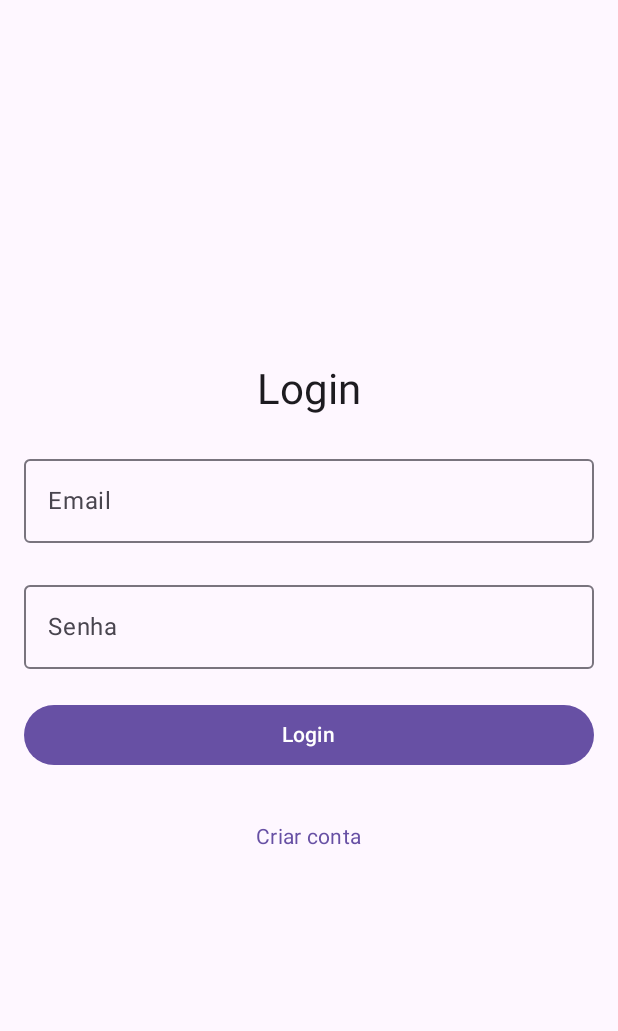
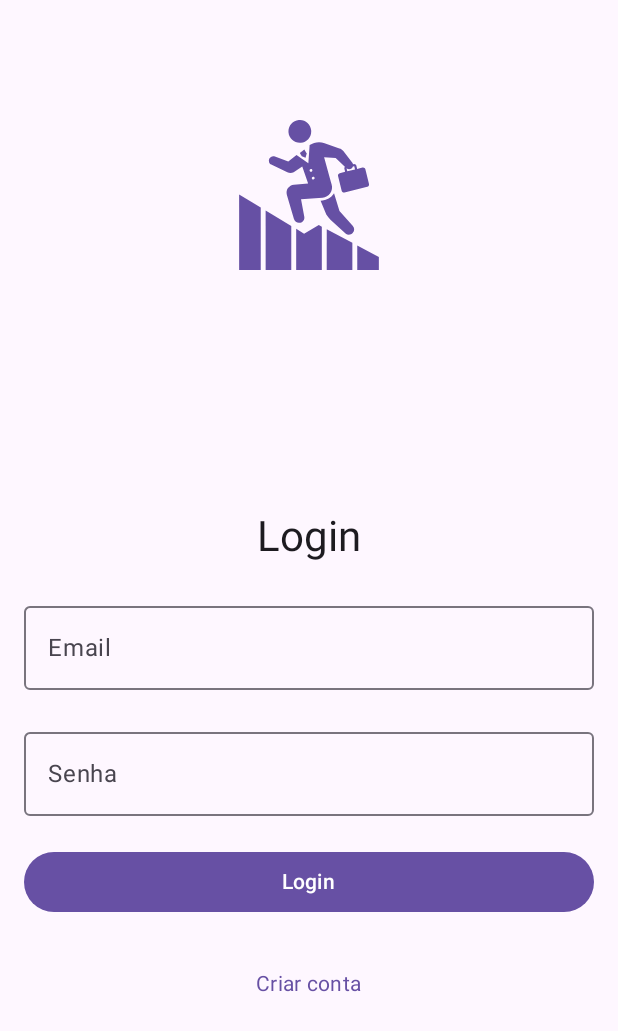
Before and after one commit to hartmannjean/kotlin-firebase-login-graphic, an Android app built with Jetpack Compose: the screen it shows after launch (MainActivity), on a phone screen of 412 x 824 dp. Shown: the top 1031 px of the screen. Run offline under Robolectric (Android 15) with nearby library versions, the phone set to English and light mode, and no system bars; our stand-ins replace Firebase (no records; nobody signed in at launch, a user with empty details on screens opened directly).

Commit message:
Added Logo on LoginScreen

```diff
--- a/app/src/main/java/com/example/engsftwgraph/view/Login.kt
+++ b/app/src/main/java/com/example/engsftwgraph/view/Login.kt
@@ -1,14 +1,19 @@
 package com.example.engsftwgraph.view
 
+import androidx.compose.foundation.Image
 import androidx.compose.foundation.layout.*
 import androidx.compose.material3.*
 import androidx.compose.runtime.*
 import androidx.compose.ui.Alignment
 import androidx.compose.ui.Modifier
+import androidx.compose.ui.graphics.Color
+import androidx.compose.ui.graphics.ColorFilter
 import androidx.compose.ui.platform.LocalContext
+import androidx.compose.ui.res.painterResource
 import androidx.compose.ui.unit.dp
 import androidx.lifecycle.viewmodel.compose.viewModel
 import androidx.navigation.NavController
+import com.example.engsftwgraph.R
 import com.example.engsftwgraph.navigation.AppRoutes
 import com.example.engsftwgraph.ui.components.EmailField
 import com.example.engsftwgraph.ui.components.LoginButton
@@ -42,18 +47,23 @@ fun LoginScreen(
         Column(
             modifier = Modifier
                 .fillMaxSize()
-                .padding(16.dp)
+                .padding(top = 80.dp, start = 16.dp, end = 16.dp)
                 .padding(paddingValues),
             horizontalAlignment = Alignment.CenterHorizontally,
-            verticalArrangement = Arrangement.spacedBy(20.dp, Alignment.CenterVertically)
+            verticalArrangement = Arrangement.spacedBy(20.dp, Alignment.Top)
         ) {
+            Image(
+                painter = painterResource(id = R.drawable.logo),
+                contentDescription = "Logo",
+                modifier = Modifier.size(100.dp),
+                colorFilter = ColorFilter.tint(Color(0xFF6650a4))
+            )
+            Spacer(modifier = Modifier.height(120.dp))
             TitleText()
 
             EmailField(email) { email = it }
 
-            PasswordField(password = password,
-                { password = it }
-            )
+            PasswordField(password = password, { password = it })
 
             LoginButton(
                 isLoading = isLoading,
--- /dev/null
+++ b/app/src/main/res/drawable/logo.xml
@@ -0,0 +1,33 @@
+<vector xmlns:android="http://schemas.android.com/apk/res/android"
+    android:width="800dp"
+    android:height="800dp"
+    android:viewportWidth="512"
+    android:viewportHeight="512">
+  <path
+      android:pathData="M239.27,387.89l-27.02,-16.31l0,140.42l87.51,0l0,-147.93l-10.29,-5.46z"
+      android:fillColor="#000000"/>
+  <path
+      android:pathData="M316.49,512l87.5,0l0,-92.63l-87.5,-46.43z"
+      android:fillColor="#000000"/>
+  <path
+      android:pathData="M420.73,428.26l0,83.74l73.73,0l0,-44.62z"
+      android:fillColor="#000000"/>
+  <path
+      android:pathData="M108.01,512l87.5,0l0,-150.52l-87.5,-52.83z"
+      android:fillColor="#000000"/>
+  <path
+      android:pathData="M17.54,512l73.73,0l0,-213.46l-73.73,-44.52z"
+      android:fillColor="#000000"/>
+  <path
+      android:pathData="M228.32,77.51c21.36,-1.99 37.07,-20.92 35.08,-42.28c-1.98,-21.34 -20.9,-37.05 -42.27,-35.07c-21.34,1.98 -37.06,20.9 -35.07,42.27C188.04,63.79 206.96,79.49 228.32,77.51z"
+      android:fillColor="#000000"/>
+  <path
+      android:pathData="M360,310.9l-18.55,-61.04c-0.76,1.32 -1.53,2.65 -2.4,3.91c-8.49,12.21 -21.84,20 -36.65,21.37l-6.82,0.47l19.45,47.16c4.13,6.83 9.22,13.02 15.14,18.39l50.57,45.92c7.13,6.2 17.92,5.61 24.35,-1.33l0.46,-0.47c6.41,-6.93 6.18,-17.68 -0.5,-24.33L360,310.9z"
+      android:fillColor="#000000"/>
+  <path
+      android:pathData="M231.32,123.34l12.94,5.2l3.84,-14.15l-7.99,-13.6l-15.25,11.54z"
+      android:fillColor="#000000"/>
+  <path
+      android:pathData="M226,350.6l0.69,-0.16c9.17,-2.27 14.98,-11.27 13.25,-20.54l-11.14,-59.76l73.46,-5.1c10.54,-0.74 20.2,-6.21 26.23,-14.89c6.04,-8.69 7.8,-19.64 4.81,-29.79l-2.76,-9.36l-22.97,-83.66l39.38,2.12l31.47,30.32c-1.52,1.86 -2.28,4.28 -1.67,6.8l2.57,10.42l-18.3,4.52c-4.33,1.05 -6.97,5.43 -5.9,9.76l12.32,50c1.08,4.34 5.45,6.98 9.77,5.92l77.66,-19.15c4.34,-1.08 6.98,-5.46 5.91,-9.8l-12.33,-49.99c-1.06,-4.32 -5.44,-6.98 -9.77,-5.92l-18.3,4.52l-2.57,-10.4c-1.05,-4.22 -5.32,-6.81 -9.55,-5.77l-1.91,0.47c-0.43,-1.77 -1.22,-3.49 -2.39,-5.03l-30.79,-40.37c-3.32,-4.35 -8.05,-7.41 -13.37,-8.65l-50.64,-18.12c-17.13,-6.13 -36.05,-3.55 -50.99,6.62l-4.39,62.31l-40.33,-28.24l-28.15,21.6l-45.55,-16.44c-7.14,-3.16 -15.48,-0.12 -18.9,6.89l-0.47,0.96c-1.68,3.48 -1.93,7.48 -0.65,11.11c1.27,3.65 3.95,6.64 7.44,8.32l54.91,26.21c6.83,3.27 14.78,3.24 21.59,-0.08l29.28,-19.47l20.08,57.59l-48.59,4.26c-8.18,0.74 -15.62,5.1 -20.26,11.88c-4.62,6.78 -5.97,15.29 -3.68,23.19l24.15,82.6C207.33,347.47 216.73,352.88 226,350.6zM410.08,158.06l0.37,0.21l2.57,10.41l-26.32,6.49l-2.49,-10.09c4.89,4 11.86,4.31 16.94,0.38l0.29,-0.22c2.12,-1.64 3.61,-3.8 4.46,-6.15L410.08,158.06zM275.17,198.08c0.25,2.66 -1.69,4.98 -4.34,5.24c-2.64,0.23 -4.98,-1.7 -5.24,-4.35c-0.24,-2.66 1.7,-4.99 4.36,-5.23C272.58,193.49 274.92,195.42 275.17,198.08zM262.36,167.41c2.63,-0.25 4.98,1.68 5.22,4.33c0.25,2.66 -1.7,5 -4.34,5.24c-2.64,0.24 -4.98,-1.69 -5.22,-4.34C257.77,169.99 259.71,167.65 262.36,167.41z"
+      android:fillColor="#000000"/>
+</vector>
```
